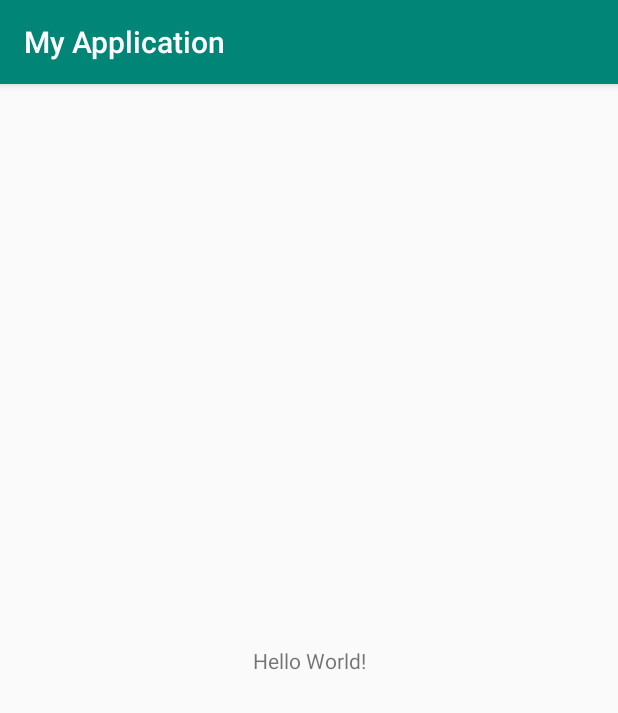
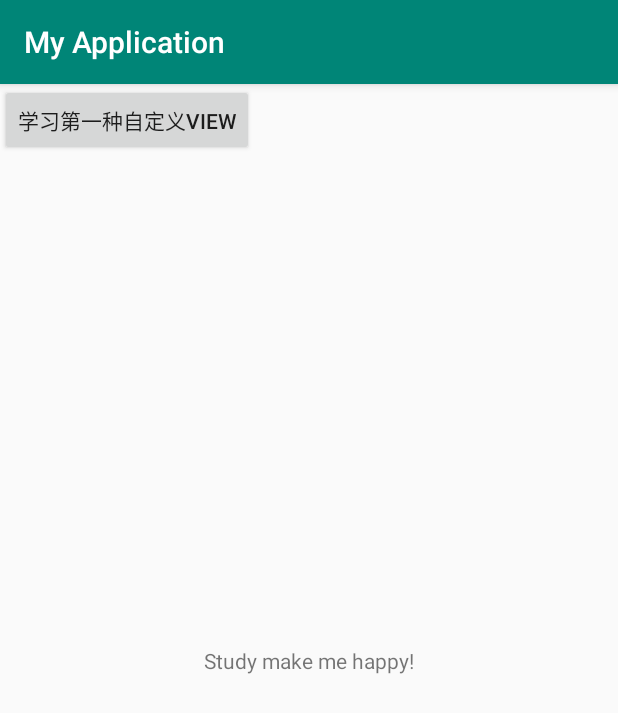
Before and after one commit to hongge372/myinterview, an Android app: the screen it shows after launch (MainActivity), on a phone screen of 412 x 824 dp. Shown: the top 713 px of the screen. Run offline under Robolectric (Android 15) with nearby library versions, the phone set to English and light mode, and no system bars.

Commit message:
stu ui, cutomized view

```diff
--- a/android-project/ui_stu/app/src/main/AndroidManifest.xml
+++ b/android-project/ui_stu/app/src/main/AndroidManifest.xml
@@ -9,6 +9,8 @@
         android:roundIcon="@mipmap/ic_launcher_round"
         android:supportsRtl="true"
         android:theme="@style/AppTheme">
+        <activity android:name=".uistu.viewstu.customizeview.way1.UiStuCustomizeView1Activity">
+        </activity>
         <activity android:name=".MainActivity">
             <intent-filter>
                 <action android:name="android.intent.action.MAIN" />
--- a/android-project/ui_stu/app/src/main/java/com/example/myapplication/MainActivity.java
+++ b/android-project/ui_stu/app/src/main/java/com/example/myapplication/MainActivity.java
@@ -1,13 +1,45 @@
 package com.example.myapplication;
 
+import android.content.Intent;
 import android.support.v7.app.AppCompatActivity;
 import android.os.Bundle;
+import android.view.View;
+import android.widget.Button;
+
+import com.example.myapplication.uistu.viewstu.customizeview.way1.UiStuCustomizeView1Activity;
 
 public class MainActivity extends AppCompatActivity {
+    private final String TAG = getClass().getName();
+    int buttonSize = 1;
+    Button[] buttons = new Button[buttonSize];
 
     @Override
     protected void onCreate(Bundle savedInstanceState) {
         super.onCreate(savedInstanceState);
         setContentView(R.layout.activity_main);
+
+        registerMyStuButton();
     }
+
+    private void registerMyStuButton() {
+        buttons[0] = findViewById(R.id.bt_stu_ui_run_customizeview1_act);
+        for(int i=0;i<buttonSize;i++){
+            buttons[i].setOnClickListener(listener);
+        }
+    }
+
+    View.OnClickListener listener = new View.OnClickListener() {
+        @Override
+        public void onClick(View v) {
+            Intent intent = new Intent();
+            switch (v.getId()) {
+                case R.id.bt_stu_ui_run_customizeview1_act:
+                    intent.setClass(getApplicationContext(), UiStuCustomizeView1Activity.class);
+                    startActivity(intent);
+                    break;
+                default:
+                    break;
+            }
+        }
+    };
 }
--- a/android-project/ui_stu/app/src/main/res/layout/activity_main.xml
+++ b/android-project/ui_stu/app/src/main/res/layout/activity_main.xml
@@ -9,10 +9,31 @@
     <TextView
         android:layout_width="wrap_content"
         android:layout_height="wrap_content"
-        android:text="Hello World!"
+        android:text="Study make me happy!"
         app:layout_constraintBottom_toBottomOf="parent"
         app:layout_constraintLeft_toLeftOf="parent"
         app:layout_constraintRight_toRightOf="parent"
         app:layout_constraintTop_toTopOf="parent" />
 
+    <LinearLayout
+        android:layout_width="match_parent"
+        android:layout_height="match_parent">
+        //uistu
+        <LinearLayout
+            android:id="@+id/stu_ui_layout"
+            android:layout_width="match_parent"
+            android:layout_height="wrap_content">
+            <Button
+                android:id="@+id/bt_stu_ui_run_customizeview1_act"
+                android:layout_width="wrap_content"
+                android:layout_height="wrap_content"
+                android:text="学习第一种自定义view"
+                />
+        </LinearLayout>
+
+
+
+
+    </LinearLayout>
+
 </android.support.constraint.ConstraintLayout>
--- /dev/null
+++ b/android-project/ui_stu/app/src/main/res/layout/uistu_customize_view1.xml
@@ -0,0 +1,6 @@
+<?xml version="1.0" encoding="utf-8"?>
+<android.support.constraint.ConstraintLayout
+    xmlns:android="http://schemas.android.com/apk/res/android" android:layout_width="match_parent"
+    android:layout_height="match_parent">
+
+</android.support.constraint.ConstraintLayout>
```
Also changed, not shown: android-project/ui_stu/app/src/main/java/com/example/myapplication/uistu/viewstu/customizeview/way1/MyView.java (added, +52 -0 lines), android-project/ui_stu/app/src/main/java/com/example/myapplication/uistu/viewstu/customizeview/way1/UiStuCustomizeView1Activity.java (added, +14 -0 lines).
